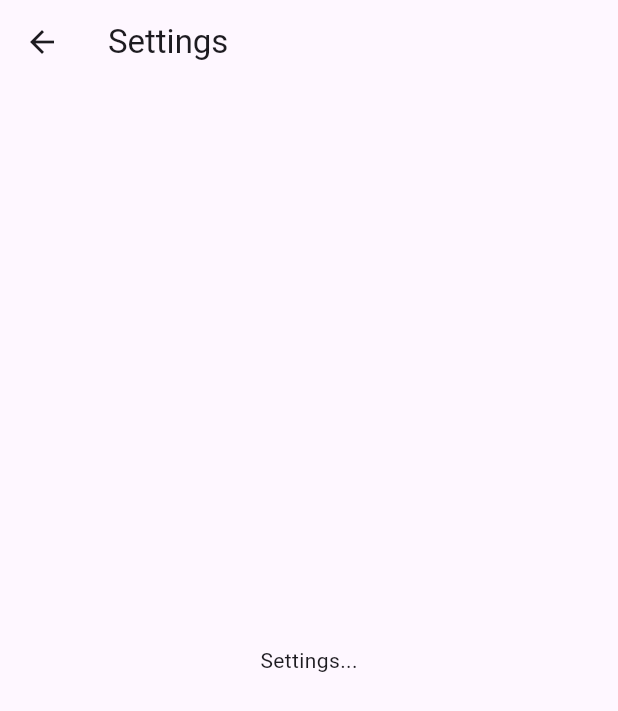
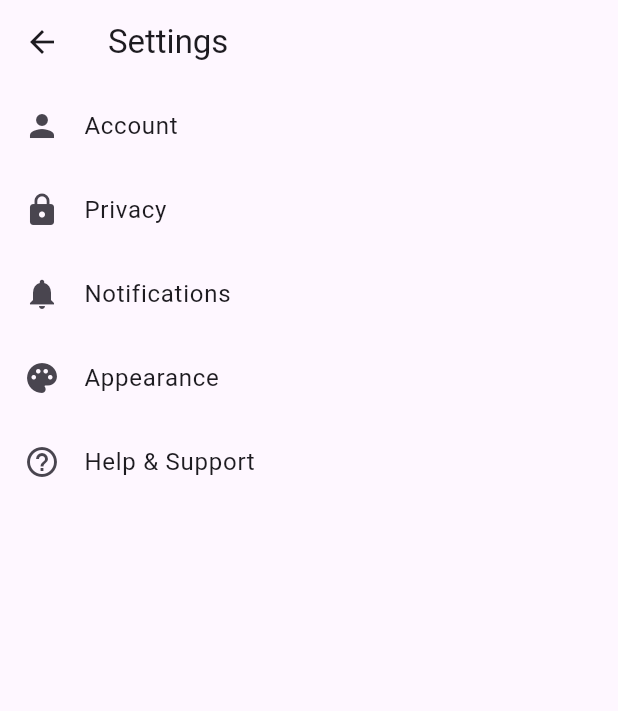
Before and after one commit to Leb14/To-Do-Tracker, a Flutter app: the screen it shows after launch, after a tap on "Settings", on a phone screen of 412 x 824 dp. Shown: the top 711 px of the screen. Run offline on Flutter 3.47's test engine with Material 3 defaults, Android fonts, the phone set to English and light mode, and no system bars; our stand-ins replace get.

Commit message:
fix:bugs

```diff
--- a/lib/View/navigation/navigation_item.dart
+++ b/lib/View/navigation/navigation_item.dart
@@ -7,13 +7,13 @@ class NavigationItem {
   final String pageKey;
   final PageRegion region;
   final DateTime pushedAt;
-  final DateTime groupId; // 🆕 追加分组时间（用于合并逻辑）
+  final DateTime? groupId; // 🆕 追加分组时间（用于合并逻辑）
 
   NavigationItem({
     required this.page,
     required this.pageKey,
     required this.region,
     required this.pushedAt,
-    required this.groupId,
+    this.groupId,
   });
 }
--- a/lib/View/navigation/router.dart
+++ b/lib/View/navigation/router.dart
@@ -4,6 +4,7 @@ import 'package:untitled/View/enum/enum_page_region.dart';
 import 'package:untitled/View/navigation/navigation_item.dart';
 import 'package:untitled/View/pages/home_page.dart';
 import 'package:untitled/View/navigation/routed_page.dart';
+import 'package:untitled/View/pages/placeholder_page.dart';
 import 'package:untitled/controller/layout_controller.dart';
 
 class LayoutRouter extends GetxService {
@@ -15,7 +16,8 @@ class LayoutRouter extends GetxService {
   bool get isWideScreen => layoutController.isWide;
   bool _isTransitioningLayout = false;
 
-  final RxMap<PageRegion, RxList<NavigationItem>> _regionStacks = {
+  final RxMap<PageRegion, RxList<NavigationItem>> _regionStacks =
+      {
         PageRegion.left: <NavigationItem>[].obs,
         PageRegion.right: <NavigationItem>[].obs,
       }.obs;
@@ -29,7 +31,8 @@ class LayoutRouter extends GetxService {
 
     final grouped = <DateTime, List<NavigationItem>>{};
     for (final item in all) {
-      grouped.putIfAbsent(item.groupId, () => []).add(item);
+      if (item.groupId == null) continue;
+      grouped.putIfAbsent(item.groupId!, () => []).add(item);
     }
 
     final sortedKeys = grouped.keys.toList()..sort();
@@ -91,17 +94,15 @@ class LayoutRouter extends GetxService {
   }
 
   void _addInitialHomePageIfNeeded() {
-    if (_regionStacks[PageRegion.left]!.isEmpty &&
-        _regionStacks[PageRegion.right]!.isEmpty) {
-      final home = RoutedPage(
+    if (_regionStacks[PageRegion.left]!.isEmpty) {
+      final now = DateTime.now();
+      _regionStacks[PageRegion.left]!.add(
+        NavigationItem(
+          page: RoutedPage(
             pageKey: 'home',
             region: PageRegion.left,
             child: HomePage(region: PageRegion.left),
-      );
-      final now = DateTime.now();
-      _regionStacks[PageRegion.left]!.add(
-        NavigationItem(
-          page: home,
+          ),
           pageKey: 'home',
           region: PageRegion.left,
           pushedAt: now,
@@ -110,11 +111,31 @@ class LayoutRouter extends GetxService {
       );
       debugPrint("🏠 Added initial HomePage to left stack");
     }
+
+    if (_regionStacks[PageRegion.right]!.isEmpty) {
+      // Add placeholder with no groupId or special marker
+      _regionStacks[PageRegion.right]!.add(
+        NavigationItem(
+          page: const RoutedPage(
+            pageKey: 'placeholder',
+            region: PageRegion.right,
+            child: PlaceholderPage(title: 'Right Pane'),
+          ),
+          pageKey: 'placeholder',
+          region: PageRegion.right,
+          pushedAt: DateTime.now(),
+          groupId: null,
+        ),
+      );
+      debugPrint("🧩 Added initial Placeholder to right stack");
+    }
   }
 
   void removePageFromStack(String pageKey, PageRegion region) {
     if (_isTransitioningLayout) {
-      debugPrint("⚠️ Skipped removing [$pageKey] from $region due to layout transition");
+      debugPrint(
+        "⚠️ Skipped removing [$pageKey] from $region due to layout transition",
+      );
       return;
     }
     _regionStacks[region]!.removeWhere((e) => e.pageKey == pageKey);
@@ -129,10 +150,21 @@ class LayoutRouter extends GetxService {
     required PageRegion region,
     DateTime? groupId,
   }) {
+    final stack = _regionStacks[region]!;
+
+    // ✅ 防止重复 push 相同 pageKey
+    final isDuplicate = stack.any((item) => item.pageKey == pageKey);
+    if (isDuplicate) {
+      debugPrint(
+        "⚠️ [$pageKey] already exists in $region stack. Skipping push.",
+      );
+      return;
+    }
+
     groupId ??= DateTime.now();
     final routed = RoutedPage(pageKey: pageKey, region: region, child: page);
 
-    _regionStacks[region]!.add(
+    stack.add(
       NavigationItem(
         page: routed,
         pageKey: pageKey,
@@ -157,7 +189,10 @@ class LayoutRouter extends GetxService {
 
   DateTime getLastGroupIdForRegion(PageRegion region) {
     final stack = _regionStacks[region];
-    return (stack == null || stack.isEmpty) ? DateTime.now() : stack.last.groupId;
+    final lastGroupId =
+        (stack == null || stack.isEmpty) ? null : stack.last.groupId;
+
+    return lastGroupId ?? DateTime.now(); // ✅ fallback
   }
 
   void pop(PageRegion region) {
--- a/lib/View/pages/home_page.dart
+++ b/lib/View/pages/home_page.dart
@@ -33,7 +33,7 @@ class HomePage extends StatelessWidget {
               layout.push(
                 const SettingsPage(),
                 pageKey: 'settings',
-                region: PageRegion.left,
+                region: PageRegion.right,
               );
             },
           ),
--- a/lib/View/pages/setting_page.dart
+++ b/lib/View/pages/setting_page.dart
@@ -2,11 +2,50 @@ import 'package:flutter/material.dart';
 
 class SettingsPage extends StatelessWidget {
   const SettingsPage({super.key});
+
   @override
   Widget build(BuildContext context) {
     return Scaffold(
       appBar: AppBar(title: const Text('Settings')),
-      body: const Center(child: Text('Settings...')),
+      body: ListView(
+        children: [
+          ListTile(
+            leading: const Icon(Icons.person),
+            title: const Text('Account'),
+            onTap: () {
+              // Navigate to account settings
+            },
+          ),
+          ListTile(
+            leading: const Icon(Icons.lock),
+            title: const Text('Privacy'),
+            onTap: () {
+              // Navigate to privacy settings
+            },
+          ),
+          ListTile(
+            leading: const Icon(Icons.notifications),
+            title: const Text('Notifications'),
+            onTap: () {
+              // Navigate to notification settings
+            },
+          ),
+          ListTile(
+            leading: const Icon(Icons.palette),
+            title: const Text('Appearance'),
+            onTap: () {
+              // Navigate to appearance settings
+            },
+          ),
+          ListTile(
+            leading: const Icon(Icons.help_outline),
+            title: const Text('Help & Support'),
+            onTap: () {
+              // Navigate to help/support
+            },
+          ),
+        ],
+      ),
     );
   }
 }
```
Lines whose indentation alone changed are shown as unchanged.
